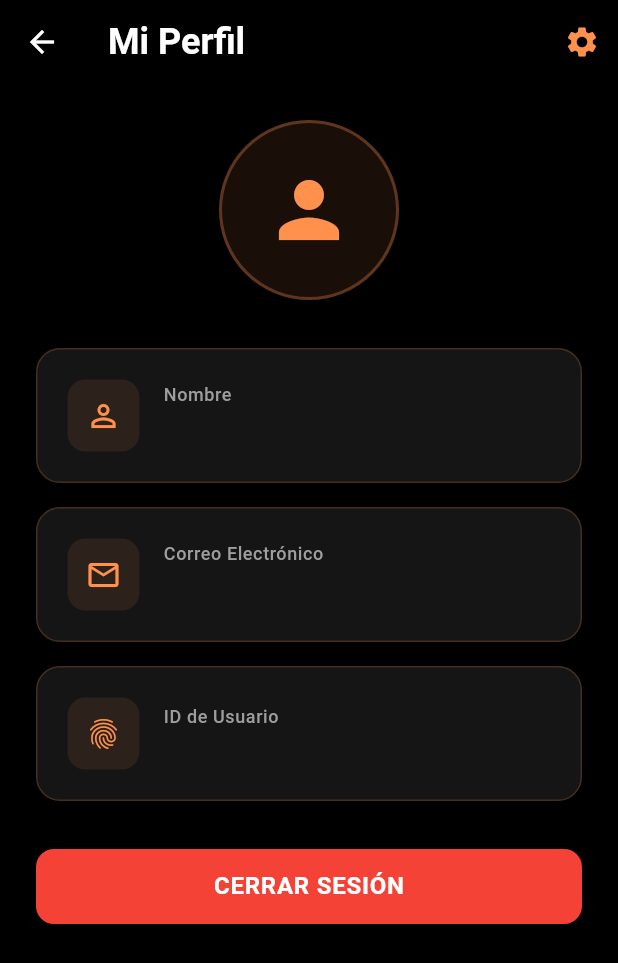
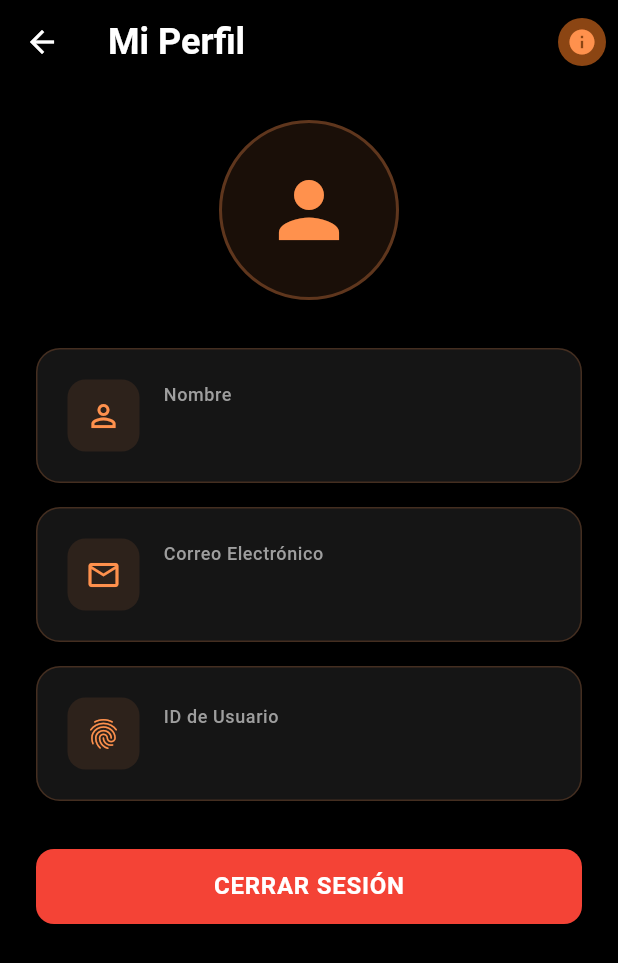
Before and after one commit to KevinhoMorales/DevLokosDart, a Flutter app: the ProfileScreen screen opened by its route, after a tap on the "arrow back" icon, after a tap on the "person" icon, on a phone screen of 412 x 824 dp. Shown: the top 963 px of the screen. Run offline on Flutter 3.47's test engine with Material 3 defaults, Android fonts, the phone set to English and light mode, and no system bars; our stand-ins replace bloc, cached_network_image, cloud_firestore, equatable, firebase_auth, firebase_core and 6 more; accounts and stored records are empty; network calls fail.

Commit message:
Minor fixes UI

```diff
--- a/lib/providers/youtube_provider.dart
+++ b/lib/providers/youtube_provider.dart
@@ -41,7 +41,10 @@ class YouTubeProvider extends ChangeNotifier {
       if (refresh) {
         _videos = response.videos;
       } else {
-        _videos.addAll(response.videos);
+        // Evitar duplicados: solo agregar videos que no existan ya
+        final existingVideoIds = _videos.map((v) => v.videoId).toSet();
+        final newVideos = response.videos.where((video) => !existingVideoIds.contains(video.videoId)).toList();
+        _videos.addAll(newVideos);
       }
 
       _nextPageToken = response.nextPageToken;
@@ -83,11 +86,15 @@ class YouTubeProvider extends ChangeNotifier {
         pageToken: _nextPageToken,
       );
 
-      _videos.addAll(response.videos);
+      // Evitar duplicados: solo agregar videos que no existan ya
+      final existingVideoIds = _videos.map((v) => v.videoId).toSet();
+      final newVideos = response.videos.where((video) => !existingVideoIds.contains(video.videoId)).toList();
+
+      _videos.addAll(newVideos);
       _nextPageToken = response.nextPageToken;
       _hasMoreVideos = response.hasMoreVideos;
 
-      print('✅ ${response.videos.length} videos adicionales cargados');
+      print('✅ ${newVideos.length} videos nuevos cargados (${response.videos.length - newVideos.length} duplicados evitados)');
     } catch (e) {
       _setError('Error al cargar más videos: $e');
       print('❌ Error al cargar más videos: $e');
--- a/lib/screens/podcast/podcast_screen.dart
+++ b/lib/screens/podcast/podcast_screen.dart
@@ -100,9 +100,16 @@ class _PodcastScreenState extends State<PodcastScreen>
 
   void _generateSortedVideos(List<YouTubeVideo> allVideos) {
     if (allVideos.isNotEmpty) {
+      // Eliminar duplicados basándose en el videoId
+      final uniqueVideos = <String, YouTubeVideo>{};
+      for (final video in allVideos) {
+        uniqueVideos[video.videoId] = video;
+      }
+      final deduplicatedVideos = uniqueVideos.values.toList();
+
       // Separar videos por temporada
-      final s1Videos = allVideos.where((v) => v.title.contains('S1')).toList();
-      final s2Videos = allVideos.where((v) => v.title.contains('S2')).toList();
+      final s1Videos = deduplicatedVideos.where((v) => v.title.contains('S1')).toList();
+      final s2Videos = deduplicatedVideos.where((v) => v.title.contains('S2')).toList();
 
       // Ordenar cada temporada por fecha descendente (más reciente primero)
       s1Videos.sort((a, b) => b.publishedAt.compareTo(a.publishedAt));
--- a/lib/screens/profile/profile_screen.dart
+++ b/lib/screens/profile/profile_screen.dart
@@ -68,10 +68,18 @@ class _ProfileScreenState extends State<ProfileScreen> {
             actions: [
               IconButton(
                 onPressed: _openSettings,
-                icon: const Icon(
-                  Icons.settings,
-                  color: BrandColors.primaryOrange,
-                  size: 24,
+                icon: Container(
+                  width: 32,
+                  height: 32,
+                  decoration: BoxDecoration(
+                    color: const Color(0xFF8B4513), // Color marrón oscuro
+                    borderRadius: BorderRadius.circular(16),
+                  ),
+                  child: const Icon(
+                    Icons.info,
+                    color: BrandColors.primaryOrange,
+                    size: 20,
+                  ),
                 ),
               ),
             ],
--- a/lib/widgets/custom_app_bar.dart
+++ b/lib/widgets/custom_app_bar.dart
@@ -62,8 +62,16 @@ class _CustomAppBarState extends State<CustomAppBar> {
                 try {
                   context.pop();
                 } catch (e) {
-                  // Si no hay nada que hacer pop, navegar a la pantalla principal
-                  context.go('/home');
+                  // Si no hay nada que hacer pop, determinar la pantalla de destino
+                  // basándose en la ruta actual
+                  final currentRoute = GoRouterState.of(context).uri.path;
+                  if (currentRoute == '/settings') {
+                    context.go('/profile');
+                  } else if (currentRoute.startsWith('/episode/')) {
+                    context.go('/home');
+                  } else {
+                    context.go('/home');
+                  }
                 }
               },
               icon: const Icon(
@@ -92,10 +100,18 @@ class _CustomAppBarState extends State<CustomAppBar> {
         if (!widget.showBackButton)
           IconButton(
             onPressed: () => context.go('/profile'),
-            icon: const Icon(
-              Icons.person,
-              color: BrandColors.primaryOrange,
-              size: 28,
+            icon: Container(
+              width: 32,
+              height: 32,
+              decoration: BoxDecoration(
+                color: const Color(0xFF8B4513), // Color marrón oscuro
+                borderRadius: BorderRadius.circular(16),
+              ),
+              child: const Icon(
+                Icons.person,
+                color: BrandColors.primaryOrange,
+                size: 20,
+              ),
             ),
           ),
         if (widget.actions != null) ...widget.actions!,
```
